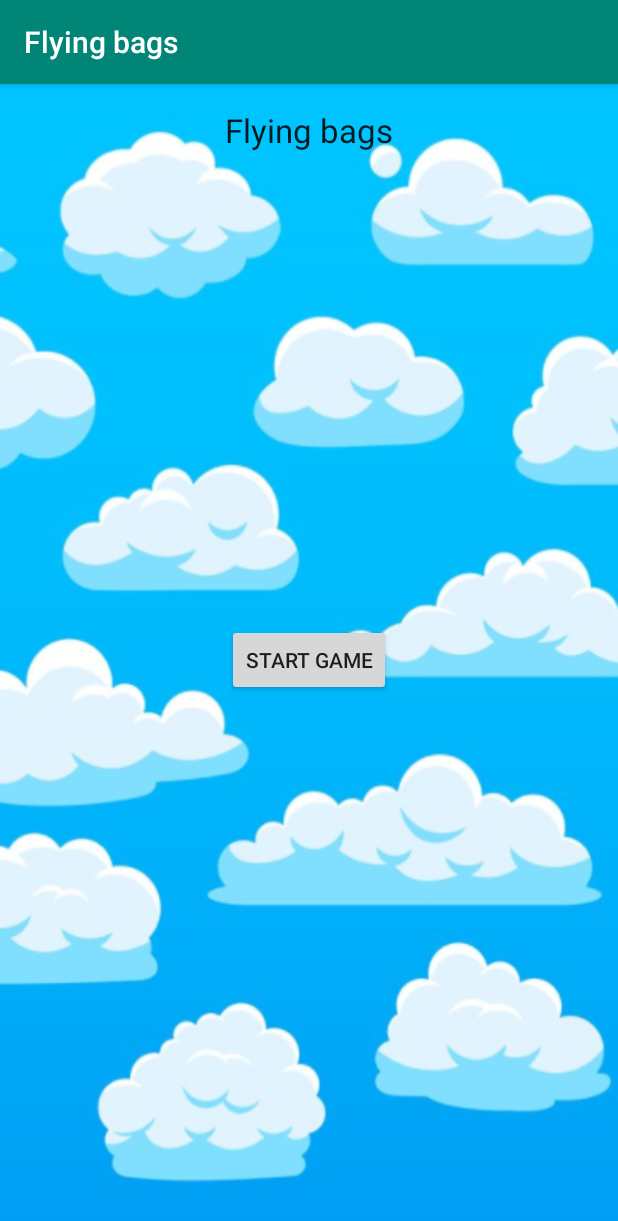
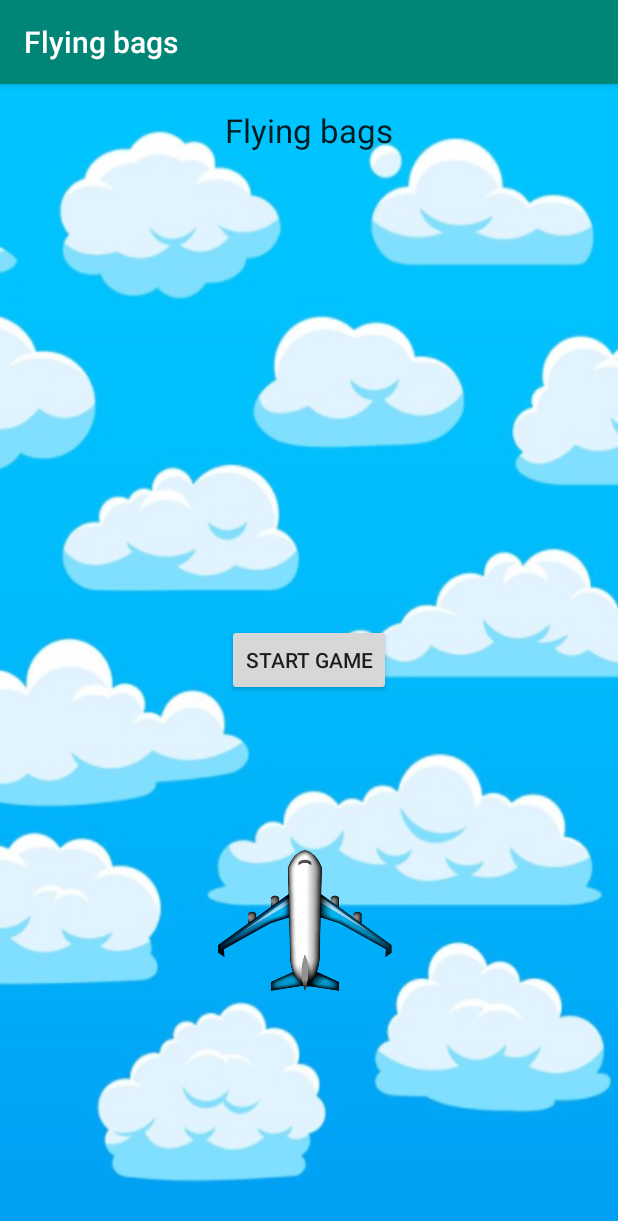
Before and after one commit to Jorgee-sk/AndroidStudioVideogame, an Android app: the screen it shows after launch (ScaffoldActivity), on a phone screen of 412 x 824 dp. Shown: the top 1221 px of the screen. Run offline under Robolectric (Android 15) with nearby library versions, the phone set to English and light mode, and no system bars.

```diff
--- a/Scaffold_v16_21112301-quadtree-fixed/app/src/main/res/layout/fragment_main_menu.xml
+++ b/Scaffold_v16_21112301-quadtree-fixed/app/src/main/res/layout/fragment_main_menu.xml
@@ -38,4 +38,20 @@
         app:layout_constraintStart_toStartOf="parent"
         app:layout_constraintTop_toBottomOf="@+id/GameTitle" />
 
+    <ImageView
+        android:id="@+id/imageView2"
+        android:layout_width="116dp"
+        android:layout_height="98dp"
+        android:layout_marginStart="138dp"
+        android:layout_marginLeft="138dp"
+        android:layout_marginEnd="138dp"
+        android:layout_marginRight="138dp"
+        app:layout_constraintBottom_toBottomOf="parent"
+        app:layout_constraintEnd_toEndOf="parent"
+        app:layout_constraintHorizontal_bias="0.368"
+        app:layout_constraintStart_toStartOf="parent"
+        app:layout_constraintTop_toTopOf="parent"
+        app:layout_constraintVertical_bias="0.759"
+        app:srcCompat="@drawable/avion" />
+
 </android.support.constraint.ConstraintLayout>
```
Also changed, not shown: Scaffold_v16_21112301-quadtree-fixed/app/src/main/res/drawable/ave1.png (added), Scaffold_v16_21112301-quadtree-fixed/app/src/main/res/drawable/ave2.png (added), Scaffold_v16_21112301-quadtree-fixed/app/src/main/res/drawable/avion.png.
